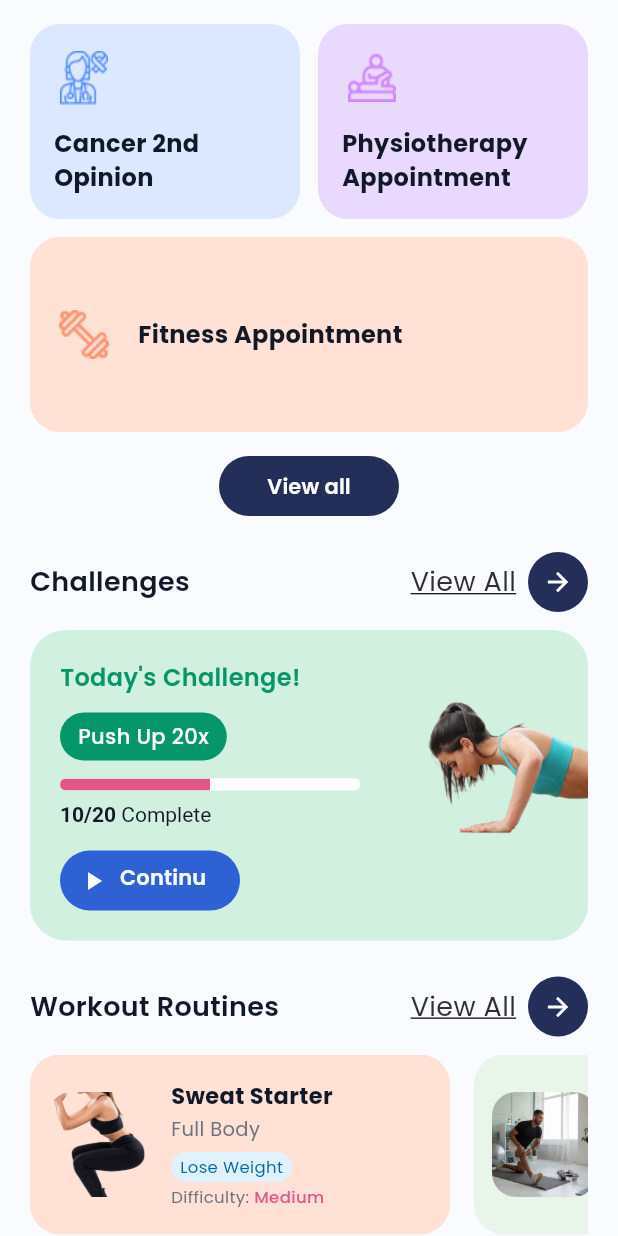
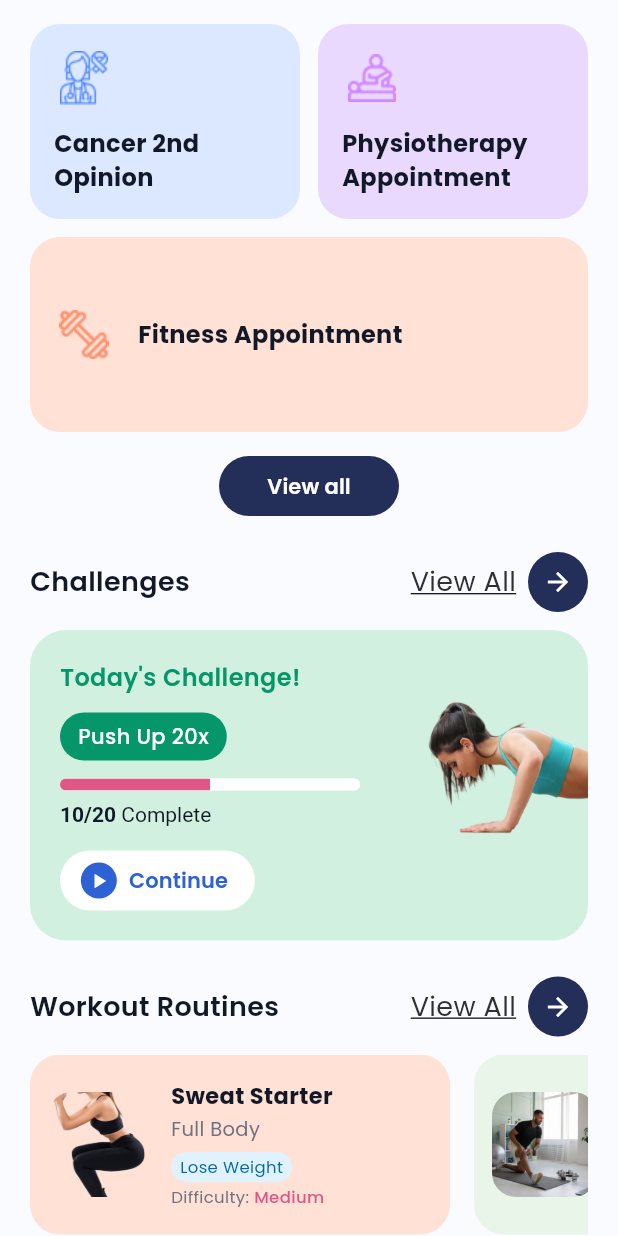
Before and after one commit to rupesh88899/aalycare, a Flutter app: the _AppointmentsTab widget shown alone on an empty page, opened directly, on a phone screen of 412 x 824 dp. Run offline on Flutter 3.47's test engine with Material 3 defaults, Android fonts, the light colour scheme and no system bars; our stand-ins replace firebase_auth, firebase_core, flutter_riverpod, go_router, google_fonts; accounts and stored records are empty.

Commit message:
continue button updated

```diff
--- a/lib/features/home/presentation/home_screen.dart
+++ b/lib/features/home/presentation/home_screen.dart
@@ -330,23 +330,31 @@ class _AssessmentsTab extends StatelessWidget {
                     ),
                     const SizedBox(height: 16),
                     Container(
-                      width: 120,
+                      width: 130,
                       height: 40,
                       decoration: BoxDecoration(
-                        color: const Color(0xFF2E61D3),
+                        color: Colors.white,
                         borderRadius: BorderRadius.circular(20),
                       ),
                       child: TextButton.icon(
                         onPressed: () {},
-                        icon: const Icon(
-                          Icons.play_arrow,
-                          color: Colors.white,
-                          size: 20,
+                        icon: Container(
+                          width: 24,
+                          height: 24,
+                          decoration: const BoxDecoration(
+                            color: Color(0xFF2E61D3),
+                            shape: BoxShape.circle,
+                          ),
+                          child: const Icon(
+                            Icons.play_arrow,
+                            color: Colors.white,
+                            size: 16,
+                          ),
                         ),
                         label: const Text(
                           'Continue',
                           style: TextStyle(
-                            color: Colors.white,
+                            color: Color(0xFF2E61D3),
                             fontWeight: FontWeight.w600,
                           ),
                         ),
@@ -850,23 +858,31 @@ class _AppointmentsTab extends StatelessWidget {
                     ),
                     const SizedBox(height: 16),
                     Container(
-                      width: 120,
+                      width: 130,
                       height: 40,
                       decoration: BoxDecoration(
-                        color: const Color(0xFF2E61D3),
+                        color: Colors.white,
                         borderRadius: BorderRadius.circular(20),
                       ),
                       child: TextButton.icon(
                         onPressed: () {},
-                        icon: const Icon(
-                          Icons.play_arrow,
-                          color: Colors.white,
-                          size: 20,
+                        icon: Container(
+                          width: 24,
+                          height: 24,
+                          decoration: const BoxDecoration(
+                            color: Color(0xFF2E61D3),
+                            shape: BoxShape.circle,
+                          ),
+                          child: const Icon(
+                            Icons.play_arrow,
+                            color: Colors.white,
+                            size: 16,
+                          ),
                         ),
                         label: const Text(
                           'Continue',
                           style: TextStyle(
-                            color: Colors.white,
+                            color: Color(0xFF2E61D3),
                             fontWeight: FontWeight.w600,
                           ),
                         ),
```
